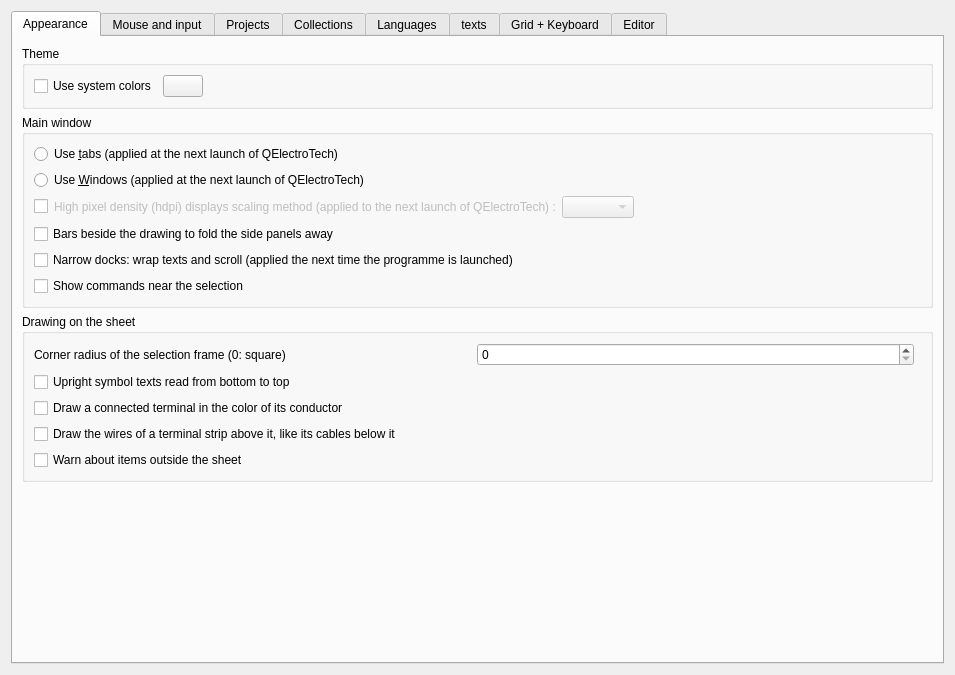
This is sources/ui/configpage/generalconfigurationpage.ui in qelectrotech/qelectrotech-source-mirror as Qt 5 draws it before an edit. The edited form follows.
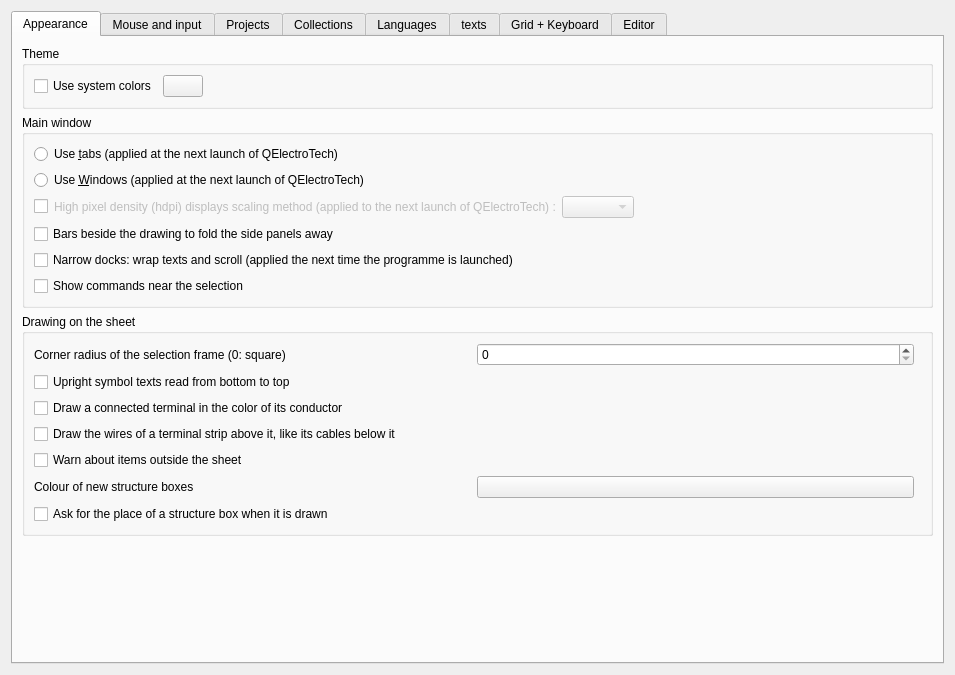
This is the edited form. Custom widgets are drawn as their Qt base class.

Commit message:
Structure box: name outside its top left corner, a colour of its own, place asked when drawn
- The name stands above the top left corner by default, as a device's
  designation stands outside its frame, and is drawn in the box's colour.
- New boxes are drawn in a colour set in the settings (black by default);
  a single box changes its colour in its properties.
- A setting, off by default, asks for plant, location and prefix as soon
  as a box is drawn, in the same undo step; cancelled, the box stays empty.

Diff of the .ui file:
```diff
--- a/sources/ui/configpage/generalconfigurationpage.ui
+++ b/sources/ui/configpage/generalconfigurationpage.ui
@@ -243,6 +243,41 @@
             </property>
            </widget>
           </item>
+          <item>
+           <layout class="QHBoxLayout" name="m_structure_box_color_layout">
+            <item>
+             <widget class="QLabel" name="m_structure_box_color_label">
+              <property name="text">
+               <string>Colour of new structure boxes</string>
+              </property>
+             </widget>
+            </item>
+            <item>
+             <widget class="KColorButton" name="m_structure_box_color_kpb">
+              <property name="toolTip">
+               <string>A structure box is drawn in this colour, its name too, so that it is told apart from wires and drawn shapes. Each box can take another colour in its properties. Black by default.</string>
+              </property>
+             </widget>
+            </item>
+            <item>
+             <spacer name="m_structure_box_color_spacer">
+              <property name="orientation">
+               <enum>Qt::Horizontal</enum>
+              </property>
+             </spacer>
+            </item>
+           </layout>
+          </item>
+          <item>
+           <widget class="QCheckBox" name="m_structure_box_ask_place_cb">
+            <property name="toolTip">
+             <string>As soon as a structure box is drawn, its plant, location and prefix are asked for. Cancelled, the box stays empty. Unticked by default: they are entered afterwards in its properties.</string>
+            </property>
+            <property name="text">
+             <string>Ask for the place of a structure box when it is drawn</string>
+            </property>
+           </widget>
+          </item>
          </layout>
         </widget>
        </item>
```
The commit also changes 10 other files.
